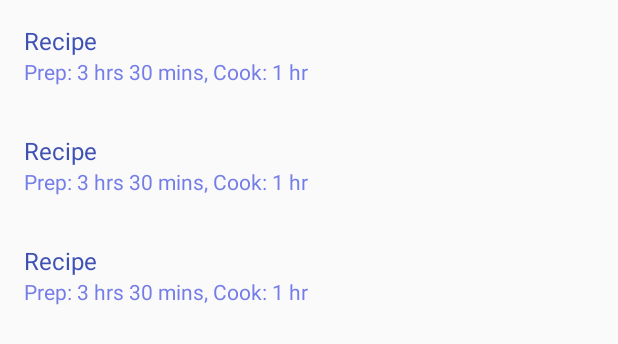
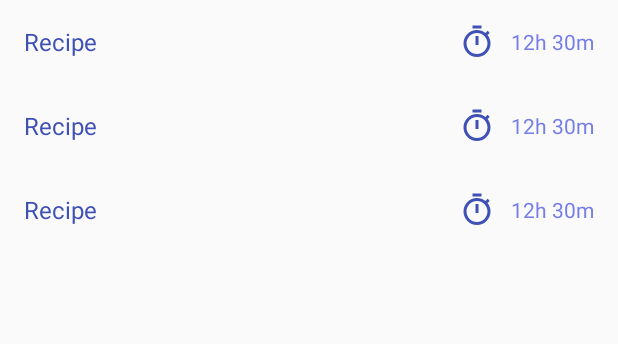
Before and after one commit to alexmkunz/Recime, an Android app: the layout fragment_recipes.xml on its own in the app's theme, with its tools: preview values and no code run, on a phone screen of 412 x 824 dp. Shown: the top 344 px of the screen. Run offline under Robolectric (Android 15) with nearby library versions, the phone set to English and light mode, and no system bars.

Commit message:
Consolidate time data into one field, reformat recipe list item
Instead of cook and prep time, have only one total time field
in the recipe table, which is more applicable to a wider array of
recipes.

Reformat the recipe list item to include a timer icon and the
total time, which are right aligned on the same line as the recipe
name.

Remove util functions and strings associated with prep/cook time.

```diff
--- a/app/src/main/java/com/unoknowbo/recime/database/recipe/Recipe.kt
+++ b/app/src/main/java/com/unoknowbo/recime/database/recipe/Recipe.kt
@@ -6,8 +6,7 @@ import androidx.room.PrimaryKey
 @Entity(tableName = "recipes")
 data class Recipe(
     var name: String,
-    var cookTimeInMinutes: Int,
-    var prepTimeInMinutes: Int,
+    var timeEstimateInMinutes: Int,
     var notes: String,
     @PrimaryKey(autoGenerate = true)
     var id: Long = 0 // Optional parameter because it is auto-generated.
--- /dev/null
+++ b/app/src/main/res/drawable/ic_timer.xml
@@ -0,0 +1,9 @@
+<vector xmlns:android="http://schemas.android.com/apk/res/android"
+    android:width="24dp"
+    android:height="24dp"
+    android:viewportWidth="24"
+    android:viewportHeight="24">
+  <path
+      android:fillColor="@color/primaryColor"
+      android:pathData="M15,1L9,1v2h6L15,1zM11,14h2L13,8h-2v6zM19.03,7.39l1.42,-1.42c-0.43,-0.51 -0.9,-0.99 -1.41,-1.41l-1.42,1.42C16.07,4.74 14.12,4 12,4c-4.97,0 -9,4.03 -9,9s4.02,9 9,9 9,-4.03 9,-9c0,-2.12 -0.74,-4.07 -1.97,-5.61zM12,20c-3.87,0 -7,-3.13 -7,-7s3.13,-7 7,-7 7,3.13 7,7 -3.13,7 -7,7z"/>
+</vector>
--- a/app/src/main/res/layout/list_item_recipe.xml
+++ b/app/src/main/res/layout/list_item_recipe.xml
@@ -15,29 +15,43 @@
 
     <LinearLayout
             android:id="@+id/list_item_recipe"
-            android:orientation="vertical"
             android:layout_width="match_parent"
             android:layout_height="wrap_content"
+            android:gravity="center"
             android:padding="@dimen/spacing_normal"
             android:onClick="@{() -> clickListener.onClick(recipe)}">
 
         <TextView
                 android:id="@+id/list_item_recipe_name"
-                android:layout_width="match_parent"
+                android:layout_width="0dp"
                 android:layout_height="wrap_content"
+                android:layout_weight="10"
                 android:text="@{recipe.name}"
                 android:textColor="@color/primaryColor"
                 android:textSize="@dimen/font_normal"
                 tools:text="Recipe"/>
 
+        <ImageView
+                android:id="@+id/list_item_recipe_timer_icon"
+                android:layout_width="0dp"
+                android:layout_height="wrap_content"
+                android:layout_weight="1"
+                android:layout_marginStart="@dimen/spacing_small"
+                android:layout_marginEnd="@dimen/spacing_small"
+                android:src="@drawable/ic_timer"/>
+
         <TextView
                 android:id="@+id/list_item_recipe_time"
-                android:layout_width="match_parent"
+                android:layout_width="0dp"
                 android:layout_height="wrap_content"
+                android:layout_weight="2"
+                android:maxEms="7"
+                android:minEms="2"
                 android:textColor="@color/primaryLightColor"
                 android:textSize="@dimen/font_small"
-                app:formattedRecipeTimes="@{recipe}"
-                tools:text="Prep: 3 hrs 30 mins, Cook: 1 hr"/>
+                android:textAlignment="center"
+                app:formatTime="@{recipe}"
+                tools:text="12h 30m"/>
     </LinearLayout>
 
 </layout>
--- a/app/src/main/res/values/strings.xml
+++ b/app/src/main/res/values/strings.xml
@@ -1,9 +1,5 @@
 <resources>
     <string name="app_name">Recime</string>
-    <string name="hrs">hrs</string>
-    <string name="hr">hr</string>
-    <string name="mins">mins</string>
-    <string name="min">min</string>
-    <string name="cook_colon">Cook:</string>
-    <string name="prep_colon">Prep:</string>
+    <string name="hours_abbreviation">h</string>
+    <string name="minutes_abbreviation">m</string>
 </resources>
```
Also changed, not shown: app/src/main/java/com/unoknowbo/recime/util/BindingUtil.kt (+4 -5 lines), app/src/main/java/com/unoknowbo/recime/util/TimeStringUtil.kt (+14 -24 lines).
